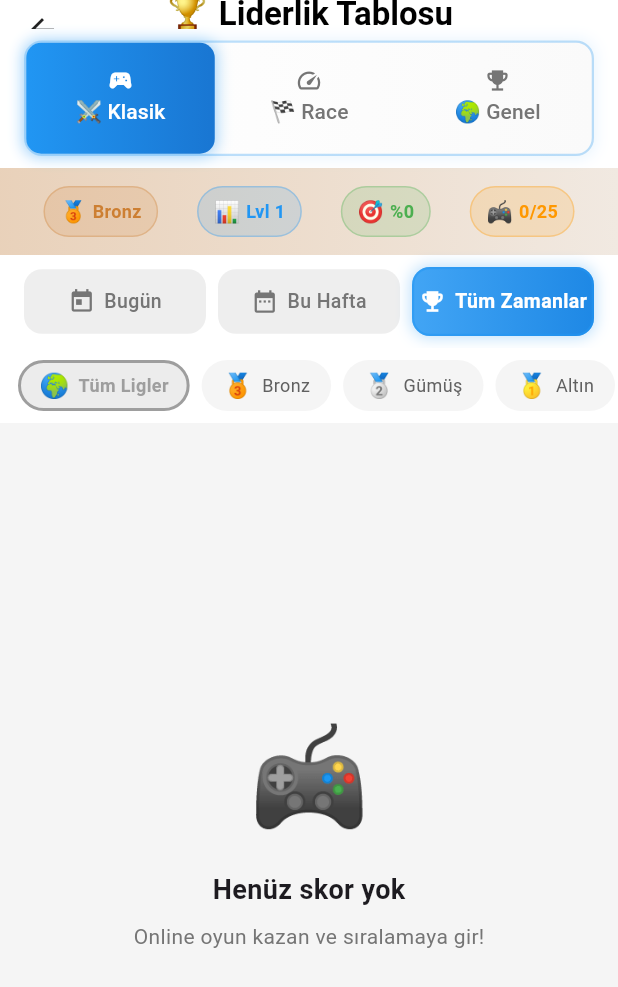
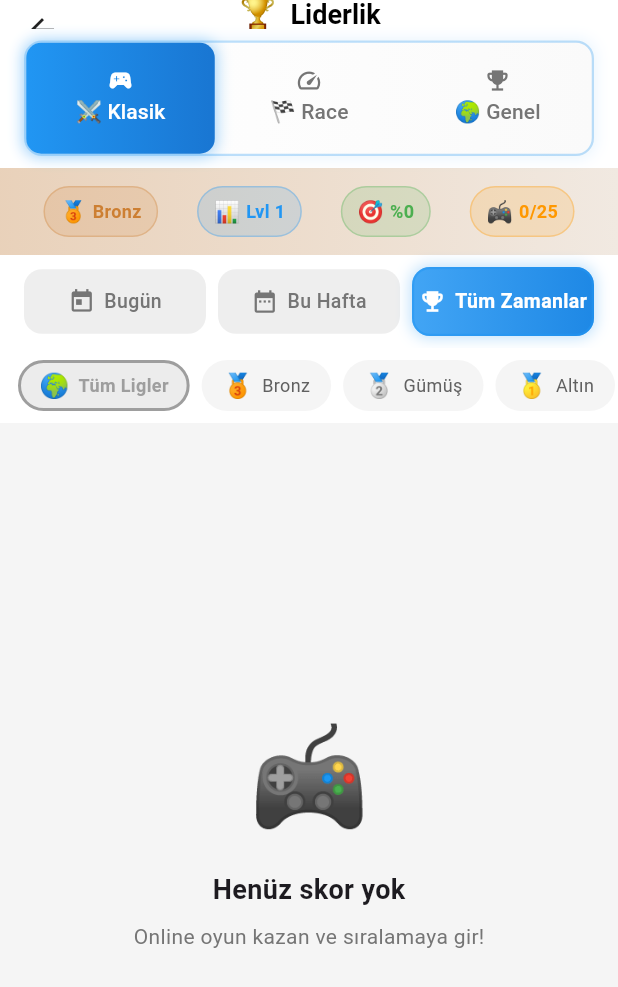
Before and after one commit to gokhananac66/Gokhan, a Flutter app: the LeaderboardScreen screen opened directly, on a phone screen of 412 x 824 dp. Shown: the top 987 px of the screen. Run offline on Flutter 3.47's test engine with Material 3 defaults, Android fonts, the phone set to English and light mode, and no system bars; our stand-ins replace audioplayers, firebase_auth, firebase_core, firebase_database, google_sign_in, shared_preferences and 1 more; accounts and stored records are empty; network calls fail; statements that could not run were skipped.

Commit message:
Fix: Shorten leaderboard title to fit screen

```diff
--- a/test_sudoku/lib/screens/leaderboard_screen.dart
+++ b/test_sudoku/lib/screens/leaderboard_screen.dart
@@ -104,10 +104,14 @@ class _LeaderboardScreenState extends State<LeaderboardScreen> with SingleTicker
           icon: Icon(Icons.arrow_back, color: isDark ? Colors.white : Colors.black87),
           onPressed: () => Navigator.pop(context),
         ),
-        title: Row(mainAxisSize: MainAxisSize.min, children: [
-          const Text('🏆 ', style: TextStyle(fontSize: 24)),
-          Text(AppLocalizations.get('leaderboard'), style: const TextStyle(fontWeight: FontWeight.bold)),
-        ]),
+        title: const Row(
+          mainAxisSize: MainAxisSize.min,
+          children: [
+            Text('🏆', style: TextStyle(fontSize: 22)),
+            SizedBox(width: 8),
+            Text('Liderlik', style: TextStyle(fontWeight: FontWeight.bold, fontSize: 18)),
+          ],
+        ),
         centerTitle: true,
         backgroundColor: isDark ? const Color(0xFF1E1E1E) : Colors.white,
         elevation: 0,
```
